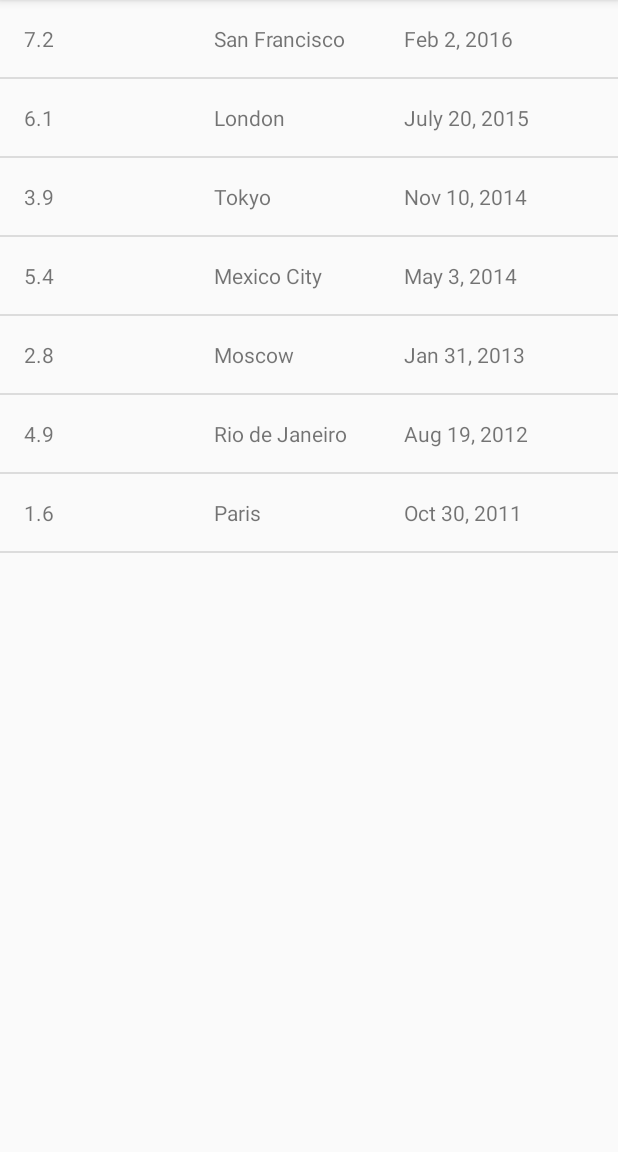
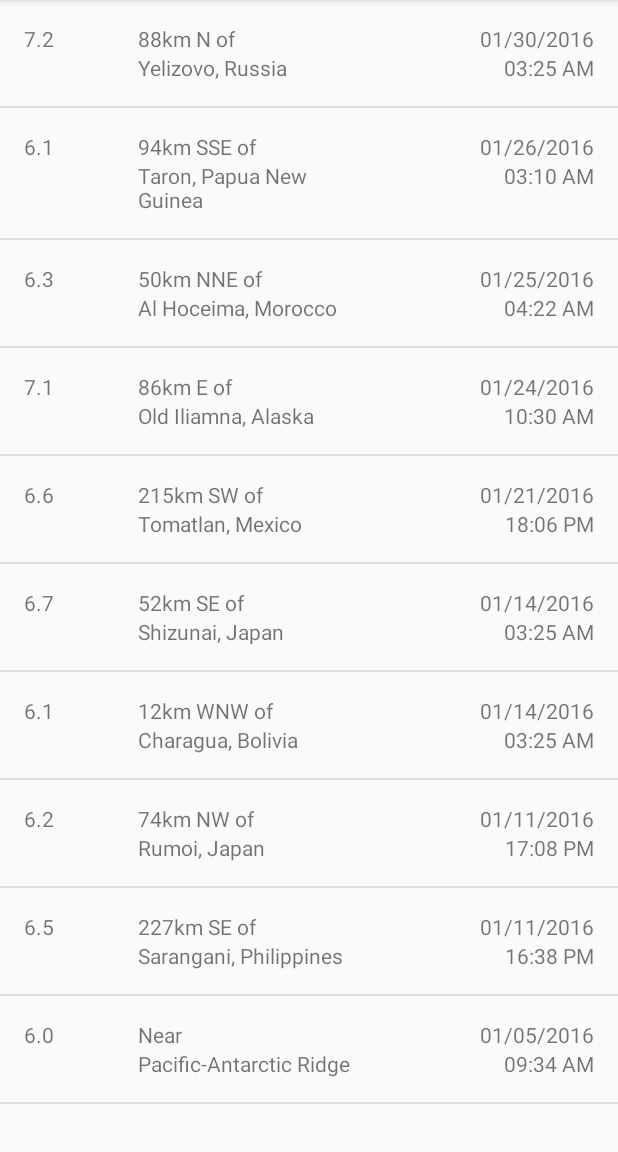
Before and after one commit to bqfix/QuakeReport, an Android app: the screen it shows after launch (EarthquakeActivity), on a phone screen of 412 x 824 dp, the part 84-1236 px from its top. Run offline under Robolectric (Android 15) with nearby library versions, the phone set to English and light mode, and no system bars; our stand-ins replace data binding.

Commit message:
Created Queryutils to parse JSON response
Edited files to display Location and Date in two textviews each

```diff
--- a/app/src/main/java/com/example/android/quakereport/Earthquake.java
+++ b/app/src/main/java/com/example/android/quakereport/Earthquake.java
@@ -1,25 +1,69 @@
 package com.example.android.quakereport;
 
+import java.text.SimpleDateFormat;
+import java.util.Date;
+
 public class Earthquake {
-    private String mMagnitude;
-    private String mLocation;
-    private String mTime;
+    private double mMagnitude;
+    private String mFullLocation;
+    private String mSecondaryLocation;
+    private String mPrimaryLocation;
+    private long mTime;
+    private String mConvertedDate;
+    private String mConvertedTime;
 
-    Earthquake(String magnitude, String location, String time){
+    Earthquake(double magnitude, String location, long time){
         mMagnitude = magnitude;
-        mLocation = location;
+        mFullLocation = location;
         mTime = time;
+
+        //Split mFullLocation into Primary and Secondary locations
+        if (mFullLocation.contains("of")){
+            //Find position of Primary Location by indexing "of" and adding 2
+            int primaryLocationStart = mFullLocation.indexOf("of") + 3;
+
+            mSecondaryLocation = mFullLocation.substring(0,primaryLocationStart);
+            mPrimaryLocation = mFullLocation.substring(primaryLocationStart);
+        } else {
+            mSecondaryLocation = "Near";
+            mPrimaryLocation = mFullLocation;
+        }
+
+
+        //Convert mTime long into standard DateTime format
+
+        //New Date
+        Date date = new java.util.Date(mTime);
+        //Formatting of date
+        SimpleDateFormat formattedDate = new java.text.SimpleDateFormat("MM/dd/yyyy");
+        SimpleDateFormat formattedTime = new java.text.SimpleDateFormat("HH:mm a");
+        //Give a timezone reference for formatting (currently unused)
+        // sdf.setTimeZone(java.util.TimeZone.getTimeZone("GMT-4"));
+        mConvertedDate = formattedDate.format(date);
+        mConvertedTime = formattedTime.format(date);
     }
 
-    public String getMagnitude() {
+    public double getMagnitude() {
         return mMagnitude;
     }
 
-    public String getLocation() {
-        return mLocation;
+    public String getSecondaryLocation() {
+        return mSecondaryLocation;
     }
 
-    public String getTime() {
+    public String getPrimaryLocation() {
+        return mPrimaryLocation;
+    }
+
+    public long getTime() {
         return mTime;
     }
+
+    public String getConvertedDate() {
+        return mConvertedDate;
+    }
+
+    public String getConvertedTime(){
+        return mConvertedTime;
+    }
 }
--- a/app/src/main/java/com/example/android/quakereport/EarthquakeActivity.java
+++ b/app/src/main/java/com/example/android/quakereport/EarthquakeActivity.java
@@ -31,15 +31,16 @@ public class EarthquakeActivity extends AppCompatActivity {
         super.onCreate(savedInstanceState);
         setContentView(R.layout.earthquake_activity);
 
-        // Create a fake list of earthquake locations.
-        ArrayList<Earthquake> earthquakes = new ArrayList<>();
-        earthquakes.add(new Earthquake("7.2", "San Francisco", "Feb 2, 2016"));
-        earthquakes.add(new Earthquake("6.1", "London", "July 20, 2015"));
-        earthquakes.add(new Earthquake("3.9", "Tokyo", "Nov 10, 2014"));
-        earthquakes.add(new Earthquake("5.4", "Mexico City", "May 3, 2014"));
-        earthquakes.add(new Earthquake("2.8", "Moscow", "Jan 31, 2013"));
-        earthquakes.add(new Earthquake("4.9", "Rio de Janeiro", "Aug 19, 2012"));
-        earthquakes.add(new Earthquake("1.6", "Paris", "Oct 30, 2011"));
+        // Create a fake list of earthquakes.
+        ArrayList<Earthquake> earthquakes = QueryUtils.extractEarthquakes();
+//        ArrayList<Earthquake> earthquakes = new ArrayList<>();
+//        earthquakes.add(new Earthquake("7.2", "San Francisco", "Feb 2, 2016"));
+//        earthquakes.add(new Earthquake("6.1", "London", "July 20, 2015"));
+//        earthquakes.add(new Earthquake("3.9", "Tokyo", "Nov 10, 2014"));
+//        earthquakes.add(new Earthquake("5.4", "Mexico City", "May 3, 2014"));
+//        earthquakes.add(new Earthquake("2.8", "Moscow", "Jan 31, 2013"));
+//        earthquakes.add(new Earthquake("4.9", "Rio de Janeiro", "Aug 19, 2012"));
+//        earthquakes.add(new Earthquake("1.6", "Paris", "Oct 30, 2011"));
 
         // Find a reference to the {@link ListView} in the layout
         ListView earthquakeListView = (ListView) findViewById(R.id.list);
--- a/app/src/main/java/com/example/android/quakereport/EarthquakeAdapter.java
+++ b/app/src/main/java/com/example/android/quakereport/EarthquakeAdapter.java
@@ -7,10 +7,7 @@ import android.view.ViewGroup;
 import android.widget.ArrayAdapter;
 import android.widget.TextView;
 
-import org.w3c.dom.Text;
-
 import java.util.ArrayList;
-import java.util.List;
 
 public class EarthquakeAdapter extends ArrayAdapter<Earthquake> {
 
@@ -32,13 +29,19 @@ public class EarthquakeAdapter extends ArrayAdapter<Earthquake> {
 
         //Set data for earthquake item
         TextView magnitude = earthquakeView.findViewById(R.id.magnitude_view);
-        magnitude.setText(currentEarthquake.getMagnitude());
+        magnitude.setText(Double.toString(currentEarthquake.getMagnitude()));
 
-        TextView location = earthquakeView.findViewById(R.id.location_view);
-        location.setText(currentEarthquake.getLocation());
+        TextView secondaryLocation = earthquakeView.findViewById(R.id.secondary_location_view);
+        secondaryLocation.setText(currentEarthquake.getSecondaryLocation());
+
+        TextView primaryLocation = earthquakeView.findViewById(R.id.primary_location_view);
+        primaryLocation.setText(currentEarthquake.getPrimaryLocation());
+
+        TextView date = earthquakeView.findViewById(R.id.date_view);
+        date.setText(currentEarthquake.getConvertedDate());
 
         TextView time = earthquakeView.findViewById(R.id.time_view);
-        time.setText(currentEarthquake.getTime());
+        time.setText(currentEarthquake.getConvertedTime());
 
 
         return earthquakeView;
--- /dev/null
+++ b/app/src/main/java/com/example/android/quakereport/QueryUtils.java
@@ -0,0 +1,87 @@
+package com.example.android.quakereport;
+
+import android.util.Log;
+
+import org.json.JSONArray;
+import org.json.JSONException;
+import org.json.JSONObject;
+
+import java.util.ArrayList;
+
+/**
+ * Helper methods related to requesting and receiving earthquake data from USGS.
+ */
+public final class QueryUtils {
+
+    /** Sample JSON response for a USGS query */
+    private static final String SAMPLE_JSON_RESPONSE = "{\"type\":\"FeatureCollection\",\"metadata\":{\"generated\":1462295443000,\"url\":\"http://earthquake.usgs.gov/fdsnws/event/1/query?format=geojson&starttime=2016-01-01&endtime=2016-01-31&minmag=6&limit=10\",\"title\":\"USGS Earthquakes\",\"status\":200,\"api\":\"1.5.2\",\"limit\":10,\"offset\":1,\"count\":10},\"features\":[{\"type\":\"Feature\",\"properties\":{\"mag\":7.2,\"place\":\"88km N of Yelizovo, Russia\",\"time\":1454124312220,\"updated\":1460674294040,\"tz\":720,\"url\":\"http://earthquake.usgs.gov/earthquakes/eventpage/us20004vvx\",\"detail\":\"http://earthquake.usgs.gov/fdsnws/event/1/query?eventid=us20004vvx&format=geojson\",\"felt\":2,\"cdi\":3.4,\"mmi\":5.82,\"alert\":\"green\",\"status\":\"reviewed\",\"tsunami\":1,\"sig\":798,\"net\":\"us\",\"code\":\"20004vvx\",\"ids\":\",at00o1qxho,pt16030050,us20004vvx,gcmt20160130032510,\",\"sources\":\",at,pt,us,gcmt,\",\"types\":\",cap,dyfi,finite-fault,general-link,general-text,geoserve,impact-link,impact-text,losspager,moment-tensor,nearby-cities,origin,phase-data,shakemap,tectonic-summary,\",\"nst\":null,\"dmin\":0.958,\"rms\":1.19,\"gap\":17,\"magType\":\"mww\",\"type\":\"earthquake\",\"title\":\"M 7.2 - 88km N of Yelizovo, Russia\"},\"geometry\":{\"type\":\"Point\",\"coordinates\":[158.5463,53.9776,177]},\"id\":\"us20004vvx\"},\n" +
+            "{\"type\":\"Feature\",\"properties\":{\"mag\":6.1,\"place\":\"94km SSE of Taron, Papua New Guinea\",\"time\":1453777820750,\"updated\":1460156775040,\"tz\":600,\"url\":\"http://earthquake.usgs.gov/earthquakes/eventpage/us20004uks\",\"detail\":\"http://earthquake.usgs.gov/fdsnws/event/1/query?eventid=us20004uks&format=geojson\",\"felt\":null,\"cdi\":null,\"mmi\":4.1,\"alert\":\"green\",\"status\":\"reviewed\",\"tsunami\":1,\"sig\":572,\"net\":\"us\",\"code\":\"20004uks\",\"ids\":\",us20004uks,gcmt20160126031023,\",\"sources\":\",us,gcmt,\",\"types\":\",cap,geoserve,losspager,moment-tensor,nearby-cities,origin,phase-data,shakemap,tectonic-summary,\",\"nst\":null,\"dmin\":1.537,\"rms\":0.74,\"gap\":25,\"magType\":\"mww\",\"type\":\"earthquake\",\"title\":\"M 6.1 - 94km SSE of Taron, Papua New Guinea\"},\"geometry\":{\"type\":\"Point\",\"coordinates\":[153.2454,-5.2952,26]},\"id\":\"us20004uks\"},\n" +
+            "{\"type\":\"Feature\",\"properties\":{\"mag\":6.3,\"place\":\"50km NNE of Al Hoceima, Morocco\",\"time\":1453695722730,\"updated\":1460156773040,\"tz\":0,\"url\":\"http://earthquake.usgs.gov/earthquakes/eventpage/us10004gy9\",\"detail\":\"http://earthquake.usgs.gov/fdsnws/event/1/query?eventid=us10004gy9&format=geojson\",\"felt\":117,\"cdi\":7.2,\"mmi\":5.28,\"alert\":\"green\",\"status\":\"reviewed\",\"tsunami\":0,\"sig\":695,\"net\":\"us\",\"code\":\"10004gy9\",\"ids\":\",us10004gy9,gcmt20160125042203,\",\"sources\":\",us,gcmt,\",\"types\":\",cap,dyfi,geoserve,impact-text,losspager,moment-tensor,nearby-cities,origin,phase-data,shakemap,tectonic-summary,\",\"nst\":null,\"dmin\":2.201,\"rms\":0.92,\"gap\":20,\"magType\":\"mww\",\"type\":\"earthquake\",\"title\":\"M 6.3 - 50km NNE of Al Hoceima, Morocco\"},\"geometry\":{\"type\":\"Point\",\"coordinates\":[-3.6818,35.6493,12]},\"id\":\"us10004gy9\"},\n" +
+            "{\"type\":\"Feature\",\"properties\":{\"mag\":7.1,\"place\":\"86km E of Old Iliamna, Alaska\",\"time\":1453631430230,\"updated\":1460156770040,\"tz\":-540,\"url\":\"http://earthquake.usgs.gov/earthquakes/eventpage/us10004gqp\",\"detail\":\"http://earthquake.usgs.gov/fdsnws/event/1/query?eventid=us10004gqp&format=geojson\",\"felt\":1816,\"cdi\":7.2,\"mmi\":6.6,\"alert\":\"green\",\"status\":\"reviewed\",\"tsunami\":1,\"sig\":1496,\"net\":\"us\",\"code\":\"10004gqp\",\"ids\":\",at00o1gd6r,us10004gqp,ak12496371,gcmt20160124103030,\",\"sources\":\",at,us,ak,gcmt,\",\"types\":\",cap,dyfi,finite-fault,general-link,general-text,geoserve,impact-link,impact-text,losspager,moment-tensor,nearby-cities,origin,phase-data,shakemap,tectonic-summary,trump-origin,\",\"nst\":null,\"dmin\":0.72,\"rms\":2.11,\"gap\":19,\"magType\":\"mww\",\"type\":\"earthquake\",\"title\":\"M 7.1 - 86km E of Old Iliamna, Alaska\"},\"geometry\":{\"type\":\"Point\",\"coordinates\":[-153.4051,59.6363,129]},\"id\":\"us10004gqp\"},\n" +
+            "{\"type\":\"Feature\",\"properties\":{\"mag\":6.6,\"place\":\"215km SW of Tomatlan, Mexico\",\"time\":1453399617650,\"updated\":1459963829040,\"tz\":-420,\"url\":\"http://earthquake.usgs.gov/earthquakes/eventpage/us10004g4l\",\"detail\":\"http://earthquake.usgs.gov/fdsnws/event/1/query?eventid=us10004g4l&format=geojson\",\"felt\":11,\"cdi\":2.7,\"mmi\":3.92,\"alert\":\"green\",\"status\":\"reviewed\",\"tsunami\":1,\"sig\":673,\"net\":\"us\",\"code\":\"10004g4l\",\"ids\":\",at00o1bebo,pt16021050,us10004g4l,gcmt20160121180659,\",\"sources\":\",at,pt,us,gcmt,\",\"types\":\",cap,dyfi,geoserve,impact-link,impact-text,losspager,moment-tensor,nearby-cities,origin,phase-data,shakemap,tectonic-summary,\",\"nst\":null,\"dmin\":2.413,\"rms\":0.98,\"gap\":74,\"magType\":\"mww\",\"type\":\"earthquake\",\"title\":\"M 6.6 - 215km SW of Tomatlan, Mexico\"},\"geometry\":{\"type\":\"Point\",\"coordinates\":[-106.9337,18.8239,10]},\"id\":\"us10004g4l\"},\n" +
+            "{\"type\":\"Feature\",\"properties\":{\"mag\":6.7,\"place\":\"52km SE of Shizunai, Japan\",\"time\":1452741933640,\"updated\":1459304879040,\"tz\":540,\"url\":\"http://earthquake.usgs.gov/earthquakes/eventpage/us10004ebx\",\"detail\":\"http://earthquake.usgs.gov/fdsnws/event/1/query?eventid=us10004ebx&format=geojson\",\"felt\":51,\"cdi\":5.8,\"mmi\":6.45,\"alert\":\"green\",\"status\":\"reviewed\",\"tsunami\":1,\"sig\":720,\"net\":\"us\",\"code\":\"10004ebx\",\"ids\":\",us10004ebx,pt16014050,at00o0xauk,gcmt20160114032534,\",\"sources\":\",us,pt,at,gcmt,\",\"types\":\",associate,cap,dyfi,geoserve,impact-link,impact-text,losspager,moment-tensor,nearby-cities,origin,phase-data,shakemap,\",\"nst\":null,\"dmin\":0.281,\"rms\":0.98,\"gap\":22,\"magType\":\"mww\",\"type\":\"earthquake\",\"title\":\"M 6.7 - 52km SE of Shizunai, Japan\"},\"geometry\":{\"type\":\"Point\",\"coordinates\":[142.781,41.9723,46]},\"id\":\"us10004ebx\"},\n" +
+            "{\"type\":\"Feature\",\"properties\":{\"mag\":6.1,\"place\":\"12km WNW of Charagua, Bolivia\",\"time\":1452741928270,\"updated\":1459304879040,\"tz\":-240,\"url\":\"http://earthquake.usgs.gov/earthquakes/eventpage/us10004ebw\",\"detail\":\"http://earthquake.usgs.gov/fdsnws/event/1/query?eventid=us10004ebw&format=geojson\",\"felt\":3,\"cdi\":2.2,\"mmi\":2.21,\"alert\":\"green\",\"status\":\"reviewed\",\"tsunami\":0,\"sig\":573,\"net\":\"us\",\"code\":\"10004ebw\",\"ids\":\",us10004ebw,gcmt20160114032528,\",\"sources\":\",us,gcmt,\",\"types\":\",cap,dyfi,geoserve,impact-text,losspager,moment-tensor,nearby-cities,origin,phase-data,shakemap,tectonic-summary,\",\"nst\":null,\"dmin\":5.492,\"rms\":1.04,\"gap\":16,\"magType\":\"mww\",\"type\":\"earthquake\",\"title\":\"M 6.1 - 12km WNW of Charagua, Bolivia\"},\"geometry\":{\"type\":\"Point\",\"coordinates\":[-63.3288,-19.7597,582.56]},\"id\":\"us10004ebw\"},\n" +
+            "{\"type\":\"Feature\",\"properties\":{\"mag\":6.2,\"place\":\"74km NW of Rumoi, Japan\",\"time\":1452532083920,\"updated\":1459304875040,\"tz\":540,\"url\":\"http://earthquake.usgs.gov/earthquakes/eventpage/us10004djn\",\"detail\":\"http://earthquake.usgs.gov/fdsnws/event/1/query?eventid=us10004djn&format=geojson\",\"felt\":8,\"cdi\":3.4,\"mmi\":3.74,\"alert\":\"green\",\"status\":\"reviewed\",\"tsunami\":0,\"sig\":594,\"net\":\"us\",\"code\":\"10004djn\",\"ids\":\",us10004djn,gcmt20160111170803,\",\"sources\":\",us,gcmt,\",\"types\":\",cap,dyfi,geoserve,impact-text,losspager,moment-tensor,nearby-cities,origin,phase-data,shakemap,tectonic-summary,\",\"nst\":null,\"dmin\":1.139,\"rms\":0.96,\"gap\":33,\"magType\":\"mww\",\"type\":\"earthquake\",\"title\":\"M 6.2 - 74km NW of Rumoi, Japan\"},\"geometry\":{\"type\":\"Point\",\"coordinates\":[141.0867,44.4761,238.81]},\"id\":\"us10004djn\"},\n" +
+            "{\"type\":\"Feature\",\"properties\":{\"mag\":6.5,\"place\":\"227km SE of Sarangani, Philippines\",\"time\":1452530285900,\"updated\":1459304874040,\"tz\":480,\"url\":\"http://earthquake.usgs.gov/earthquakes/eventpage/us10004dj5\",\"detail\":\"http://earthquake.usgs.gov/fdsnws/event/1/query?eventid=us10004dj5&format=geojson\",\"felt\":1,\"cdi\":2.7,\"mmi\":7.5,\"alert\":\"green\",\"status\":\"reviewed\",\"tsunami\":1,\"sig\":650,\"net\":\"us\",\"code\":\"10004dj5\",\"ids\":\",at00o0srjp,pt16011050,us10004dj5,gcmt20160111163807,\",\"sources\":\",at,pt,us,gcmt,\",\"types\":\",cap,dyfi,geoserve,impact-link,impact-text,losspager,moment-tensor,nearby-cities,origin,phase-data,shakemap,tectonic-summary,\",\"nst\":null,\"dmin\":3.144,\"rms\":0.72,\"gap\":22,\"magType\":\"mww\",\"type\":\"earthquake\",\"title\":\"M 6.5 - 227km SE of Sarangani, Philippines\"},\"geometry\":{\"type\":\"Point\",\"coordinates\":[126.8621,3.8965,13]},\"id\":\"us10004dj5\"},\n" +
+            "{\"type\":\"Feature\",\"properties\":{\"mag\":6,\"place\":\"Pacific-Antarctic Ridge\",\"time\":1451986454620,\"updated\":1459202978040,\"tz\":-540,\"url\":\"http://earthquake.usgs.gov/earthquakes/eventpage/us10004bgk\",\"detail\":\"http://earthquake.usgs.gov/fdsnws/event/1/query?eventid=us10004bgk&format=geojson\",\"felt\":0,\"cdi\":1,\"mmi\":0,\"alert\":\"green\",\"status\":\"reviewed\",\"tsunami\":0,\"sig\":554,\"net\":\"us\",\"code\":\"10004bgk\",\"ids\":\",us10004bgk,gcmt20160105093415,\",\"sources\":\",us,gcmt,\",\"types\":\",cap,dyfi,geoserve,losspager,moment-tensor,nearby-cities,origin,phase-data,shakemap,\",\"nst\":null,\"dmin\":30.75,\"rms\":0.67,\"gap\":71,\"magType\":\"mww\",\"type\":\"earthquake\",\"title\":\"M 6.0 - Pacific-Antarctic Ridge\"},\"geometry\":{\"type\":\"Point\",\"coordinates\":[-136.2603,-54.2906,10]},\"id\":\"us10004bgk\"}],\"bbox\":[-153.4051,-54.2906,10,158.5463,59.6363,582.56]}";
+
+    /**
+     * Create a private constructor because no one should ever create a {@link QueryUtils} object.
+     * This class is only meant to hold static variables and methods, which can be accessed
+     * directly from the class name QueryUtils (and an object instance of QueryUtils is not needed).
+     */
+    private QueryUtils() {
+    }
+
+    /**
+     * Return a list of {@link Earthquake} objects that has been built up from
+     * parsing a JSON response.
+     */
+    public static ArrayList<Earthquake> extractEarthquakes() {
+
+        // Create an empty ArrayList that we can start adding earthquakes to
+        ArrayList<Earthquake> earthquakes = new ArrayList<>();
+
+        // Try to parse the SAMPLE_JSON_RESPONSE. If there's a problem with the way the JSON
+        // is formatted, a JSONException exception object will be thrown.
+        // Catch the exception so the app doesn't crash, and print the error message to the logs.
+        try {
+            JSONObject jsonRootObject = new JSONObject(SAMPLE_JSON_RESPONSE);
+
+            JSONArray earthquakesJSONArray = jsonRootObject.optJSONArray("features");
+
+            for (int i = 0; i < earthquakesJSONArray.length(); i++) {
+                //Get earthquake from JSONArray
+                JSONObject currentEarthquake = earthquakesJSONArray.getJSONObject(i);
+
+                //Get properties of current earthquake
+                JSONObject currentEarthquakeProperties = currentEarthquake.getJSONObject("properties");
+
+                //Get magnitude
+                double currentEarthquakeMagnitude = currentEarthquakeProperties.getDouble("mag");
+
+                //Get location
+                String currentEarthquakeLocation = currentEarthquakeProperties.getString("place");
+
+                //Get time of occurence
+                long currentEarthquakeTime = currentEarthquakeProperties.getLong("time");
+
+                //Create Earthquake object and add to Array
+                earthquakes.add(new Earthquake(currentEarthquakeMagnitude, currentEarthquakeLocation, currentEarthquakeTime));
+
+            }
+
+
+
+        } catch (JSONException e) {
+            // If an error is thrown when executing any of the above statements in the "try" block,
+            // catch the exception here, so the app doesn't crash. Print a log message
+            // with the message from the exception.
+            Log.e("QueryUtils", "Problem parsing the earthquake JSON results", e);
+        }
+
+        // Return the list of earthquakes
+        return earthquakes;
+    }
+
+}
--- a/app/src/main/res/layout/earthquake_item.xml
+++ b/app/src/main/res/layout/earthquake_item.xml
@@ -1,8 +1,12 @@
 <?xml version="1.0" encoding="utf-8"?>
 <layout xmlns:android="http://schemas.android.com/apk/res/android"
     xmlns:tools="http://schemas.android.com/tools">
+
     <data>
-        <variable name = "earthquake" type="com.example.android.quakereport.Earthquake"/>
+
+        <variable
+            name="earthquake"
+            type="com.example.android.quakereport.Earthquake" />
     </data>
 
     <LinearLayout
@@ -16,22 +20,53 @@
             android:id="@+id/magnitude_view"
             android:layout_width="0dp"
             android:layout_height="wrap_content"
-            android:layout_weight="1"
-            tools:text="7.5"/>
+            android:layout_weight=".5"
+            tools:text="7.5" />
 
-        <TextView
-            android:id="@+id/location_view"
+        <LinearLayout
             android:layout_width="0dp"
             android:layout_height="wrap_content"
             android:layout_weight="1"
-            tools:text="San Francisco"/>
+            android:orientation="vertical">
 
-        <TextView
-            android:id="@+id/time_view"
+            <TextView
+                android:id="@+id/secondary_location_view"
+                android:layout_width="match_parent"
+                android:layout_height="0dp"
+                android:layout_weight="1"
+                tools:text="25mi West of" />
+
+            <TextView
+                android:id="@+id/primary_location_view"
+                android:layout_width="match_parent"
+                android:layout_height="0dp"
+                android:layout_weight="1"
+                tools:text="San Francisco" />
+        </LinearLayout>
+
+        <LinearLayout
             android:layout_width="0dp"
             android:layout_height="wrap_content"
             android:layout_weight="1"
-            tools:text="Feb 2, 2016" />
+            android:orientation="vertical">
+
+            <TextView
+                android:id="@+id/date_view"
+                android:layout_width="match_parent"
+                android:layout_height="0dp"
+                android:layout_weight="1"
+                android:gravity="right"
+                tools:text="Feb 2, 2016" />
+
+            <TextView
+                android:id="@+id/time_view"
+                android:layout_width="match_parent"
+                android:layout_height="0dp"
+                android:layout_weight="1"
+                android:gravity="right"
+                tools:text="11:03 PM" />
+
+        </LinearLayout>
 
 
     </LinearLayout>
```
